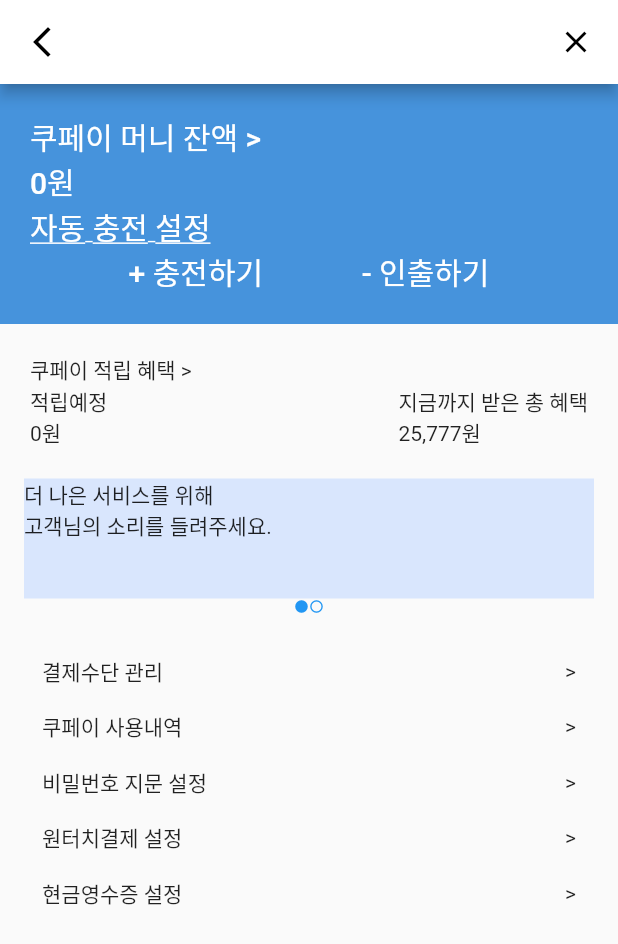
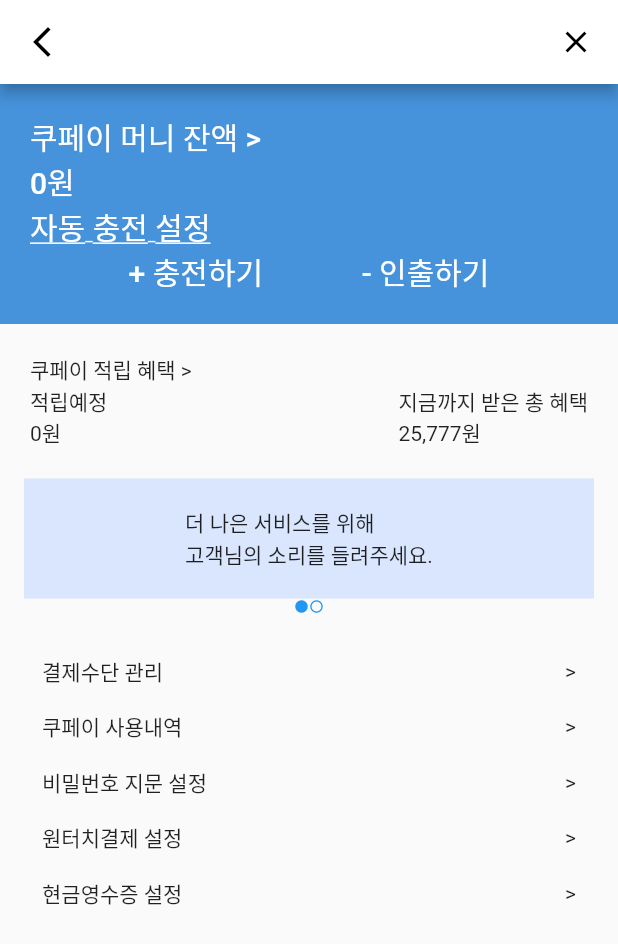
Before and after one commit to KangSooM/COUPAY_PRACTICE, a Flutter app: the screen it shows after launch, on a phone screen of 412 x 824 dp. Shown: the top 944 px of the screen. Run offline on Flutter 3.47's test engine with Material 2 defaults, Android fonts, the phone set to English and light mode, and no system bars; statements that could not run were skipped.

Commit message:
#2-2 Widget

```diff
--- a/lib/page/home.dart
+++ b/lib/page/home.dart
@@ -83,8 +83,10 @@
               color: const Color(0xffd9e6fd),
               width: 380,
               height: 80,
-              child: const Text('더 나은 서비스를 위해\n'
-                  '고객님의 소리를 들려주세요.')),
+              child: const Center(
+                child: Text('더 나은 서비스를 위해\n'
+                    '고객님의 소리를 들려주세요.'),
+              )),
           Row(mainAxisAlignment: MainAxisAlignment.center, children: const [
             Icon(
               Icons.circle,
```
